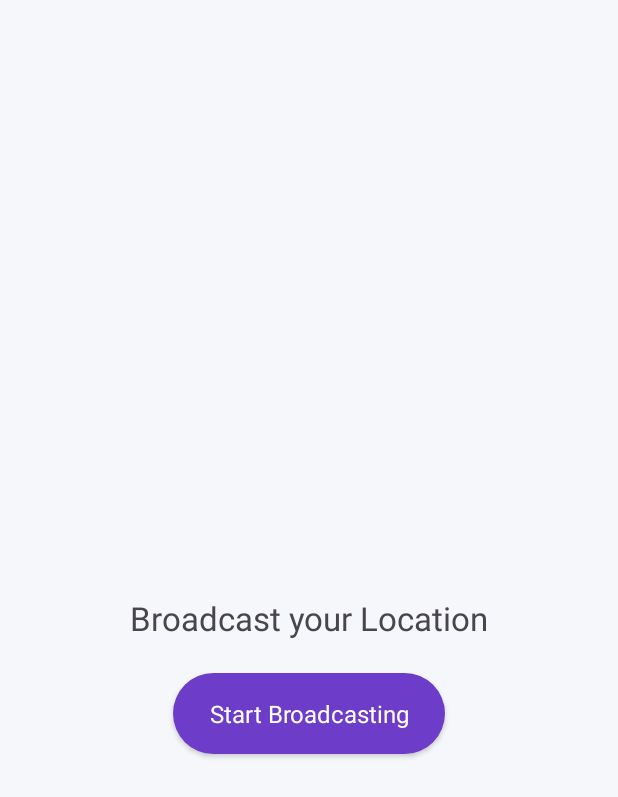
After one commit to galAntonis/SeniorTracker, an Android app: the layout cell_seniors_layout.xml on its own in the app's theme, with its tools: preview values and no code run, on a phone screen of 412 x 824 dp. The commit adds this screen. Shown: the top 797 px of the screen. Run offline under Robolectric (Android 15) with nearby library versions, the phone set to English and light mode, and no system bars.

```diff
--- a/app/src/main/java/gr/galeos/seniortracker/ui/settings/SettingsFragment.java
+++ b/app/src/main/java/gr/galeos/seniortracker/ui/settings/SettingsFragment.java
@@ -41,6 +41,7 @@ public class SettingsFragment extends Fragment {
             Navigation.findNavController(v).navigate(R.id.action_navigation_settings_to_account);
         });
         binding.exitOption.setOnClickListener(v -> {
+            SharedPreferencesUtils.invalidateAccountType();
             SharedPreferencesUtils.invalidateSessionId();
             EventBus.getDefault().post(new MessageEvent(Constants.USER_LOGOUT));
             Navigation.findNavController(v).navigate(R.id.action_navigation_settings_to_home);
--- a/app/src/main/java/gr/galeos/seniortracker/utils/Constants.java
+++ b/app/src/main/java/gr/galeos/seniortracker/utils/Constants.java
@@ -5,6 +5,6 @@ public class Constants {
     static String USER_SKIP_LOGIN = "LOGIN STATUS";
     public static String USER_LOGGED_IN = "isLoggedIn";
     public static String USER_LOGOUT = "isLogout";
-
+    public static String USER_TYPE = "USER_TYPE";
 
 }
--- /dev/null
+++ b/app/src/main/res/layout/cell_seniors_layout.xml
@@ -0,0 +1,33 @@
+<?xml version="1.0" encoding="utf-8"?>
+<androidx.constraintlayout.widget.ConstraintLayout xmlns:android="http://schemas.android.com/apk/res/android"
+    android:layout_width="match_parent"
+    android:layout_height="match_parent"
+    xmlns:app="http://schemas.android.com/apk/res-auto">
+
+    <com.google.android.material.textview.MaterialTextView
+        android:id="@+id/tvTitle"
+        android:layout_width="match_parent"
+        android:layout_height="wrap_content"
+        android:layout_marginHorizontal="@dimen/fragment_padding"
+        android:gravity="center"
+        android:text="Broadcast your Location"
+        android:textSize="22sp"
+        app:layout_constraintTop_toTopOf="parent"
+        app:layout_constraintBottom_toBottomOf="parent"
+        app:layout_constraintStart_toStartOf="parent"
+        app:layout_constraintEnd_toEndOf="parent"/>
+
+    <com.google.android.material.button.MaterialButton
+        android:id="@+id/login_button"
+        android:layout_width="wrap_content"
+        android:layout_height="wrap_content"
+        android:layout_margin="@dimen/fragment_padding"
+        android:enabled="true"
+        android:text="Start Broadcasting"
+        app:layout_constraintBottom_toBottomOf="parent"
+        app:layout_constraintEnd_toEndOf="parent"
+        app:layout_constraintStart_toStartOf="parent"
+        app:layout_constraintTop_toBottomOf="@+id/tvTitle"
+        app:layout_constraintVertical_bias="0.0" />
+
+</androidx.constraintlayout.widget.ConstraintLayout>
```
Also changed, not shown: app/src/main/java/gr/galeos/seniortracker/MainActivity.java (+8 -7 lines), app/src/main/java/gr/galeos/seniortracker/models/User.java (+4 -5 lines), app/src/main/java/gr/galeos/seniortracker/ui/account/AccountFragment.java (+18 -4 lines), app/src/main/java/gr/galeos/seniortracker/ui/account/AccountViewModel.java (+15 -1 lines), app/src/main/java/gr/galeos/seniortracker/ui/home/HomeFragment.java (+15 -4 lines), app/src/main/java/gr/galeos/seniortracker/ui/login/LoginFragment.java (+14 -4 lines), app/src/main/java/gr/galeos/seniortracker/ui/login/LoginViewModel.java (+20 -0 lines), app/src/main/java/gr/galeos/seniortracker/utils/SharedPreferencesUtils.java (+18 -0 lines), app/src/main/res/layout/fragment_home.xml (+11 -0 lines).
